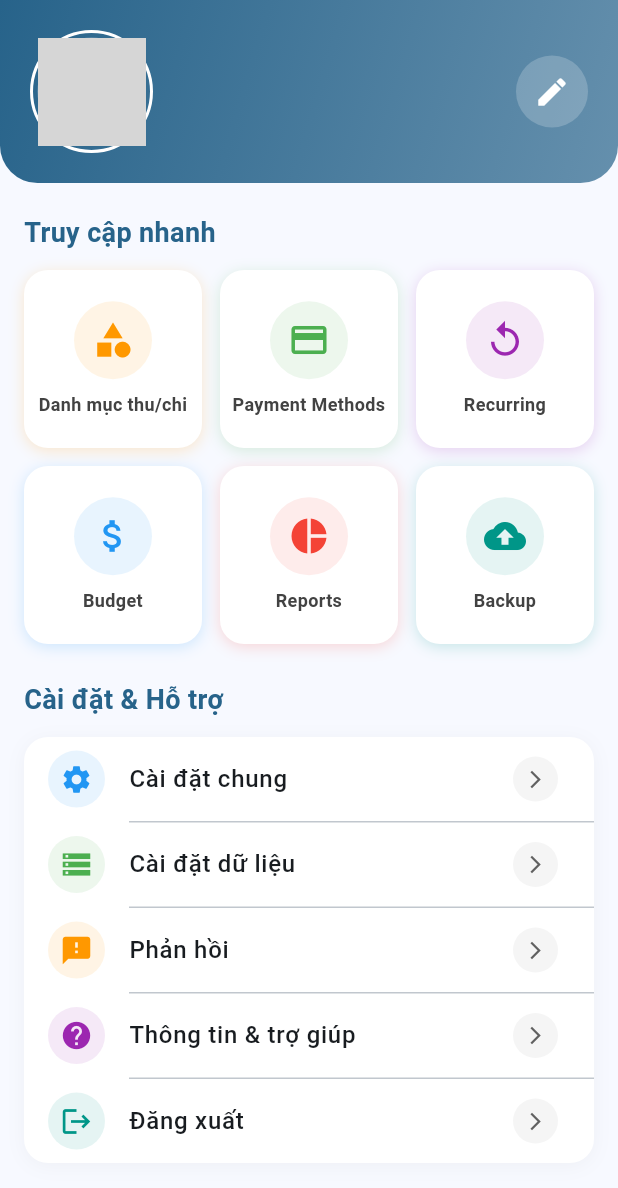
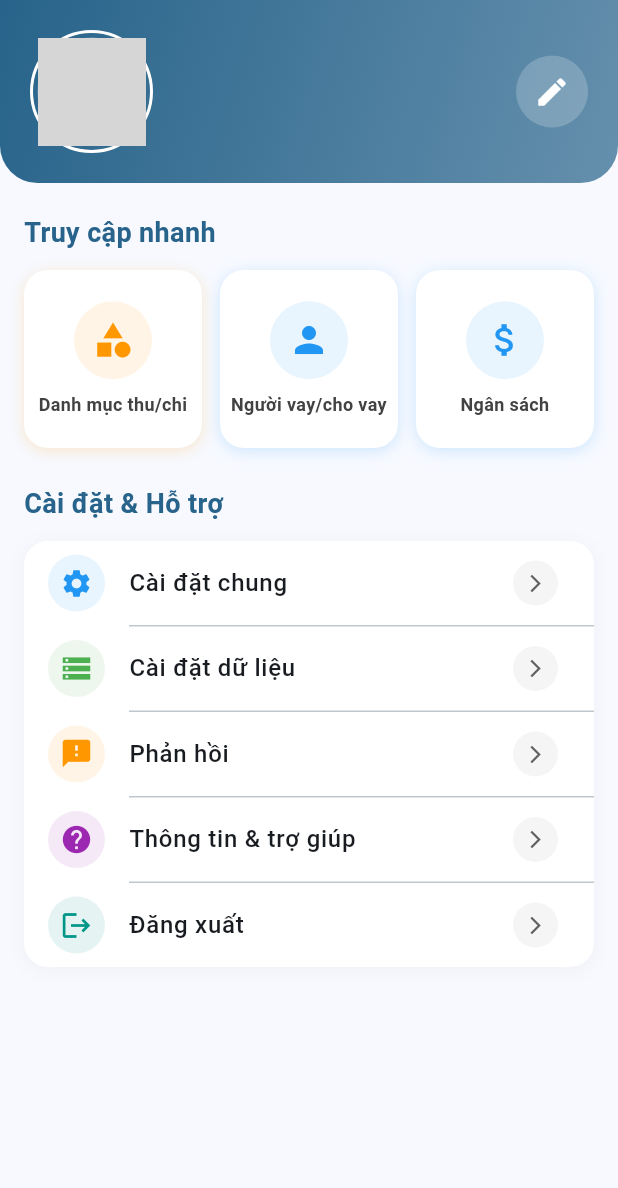
Before and after one commit to dlir2404/intel_money, a Flutter app: the OtherScreen screen opened directly, on a phone screen of 412 x 824 dp. Shown: the top 1188 px of the screen. Run offline on Flutter 3.47's test engine with Material 3 defaults, Android fonts, the phone set to English and light mode, and no system bars; our stand-ins replace camera, community_charts_flutter, flutter_dotenv, flutter_secure_storage, flutter_svg, flutter_time_picker_spinner and 10 more; missing offline and left inert: cloudinary_public, currency_picker, google_mlkit_text_recognition; accounts and stored records are empty; network calls fail; statements that could not run were skipped; grey boxes are pictures that could not be loaded.

Commit message:
update report & other list item

```diff
--- a/lib/features/other/screens/other_screen.dart
+++ b/lib/features/other/screens/other_screen.dart
@@ -161,20 +161,29 @@ class OtherScreen extends StatelessWidget {
   }
 
   Widget _buildFunctionGrid(BuildContext context) {
-    final theme = Theme.of(context);
-    final primaryColor = theme.primaryColor;
-
-    final functionItems = [
-      {'icon': Icons.category, 'title': 'Danh mục thu/chi', 'color': Colors.orange},
+    final items = [
       {
-        'icon': Icons.payment,
-        'title': 'Payment Methods',
-        'color': Colors.green,
+        'icon': Icons.category,
+        'title': 'Danh mục thu/chi',
+        'color': Colors.orange,
+        'onTap': (BuildContext context) {
+          Navigator.of(context).push(
+            MaterialPageRoute(builder: (context) => const CategoryScreen()),
+          );
+        },
       },
-      {'icon': Icons.replay, 'title': 'Recurring', 'color': Colors.purple},
-      {'icon': Icons.attach_money, 'title': 'Budget', 'color': Colors.blue},
-      {'icon': Icons.pie_chart, 'title': 'Reports', 'color': Colors.red},
-      {'icon': Icons.backup, 'title': 'Backup', 'color': Colors.teal},
+      {
+        'icon': Icons.person,
+        'title': 'Người vay/cho vay',
+        'color': Colors.blue,
+        'onTap': null,
+      },
+      {
+        'icon': Icons.attach_money,
+        'title': 'Ngân sách',
+        'color': Colors.blue,
+        'onTap': null,
+      },
     ];
 
     return GridView.builder(
@@ -186,34 +195,25 @@ class OtherScreen extends StatelessWidget {
         crossAxisSpacing: 12,
         mainAxisSpacing: 12,
       ),
-      itemCount: functionItems.length,
+      itemCount: items.length,
       itemBuilder: (context, index) {
-        return _buildGridItem(
-          context,
-          functionItems[index]['icon'] as IconData,
-          functionItems[index]['title'] as String,
-          functionItems[index]['color'] as Color,
-        );
+        return _buildGridItem(context, items[index]);
       },
     );
   }
 
-  Widget _buildGridItem(
-    BuildContext context,
-    IconData icon,
-    String title,
-    Color color,
-  ) {
+  Widget _buildGridItem(BuildContext context, dynamic item) {
+    final icon = item['icon'] as IconData;
+    final title = item['title'] as String;
+    final color = item['color'] as Color;
+    final onTap = item['ontap'] as Function?;
+
     return InkWell(
       onTap: () {
-        // Handle navigation based on the function title
         AdService().showAdIfEligible();
-        if (title == 'Danh mục thu/chi') {
-          Navigator.of(context).push(
-            MaterialPageRoute(builder: (context) => const CategoryScreen()),
-          );
+        if (onTap != null) {
+          onTap(context);
         }
-        // Other function buttons can be handled here
       },
       borderRadius: BorderRadius.circular(16),
       child: Container(
--- a/lib/features/reports/screens/report_screen.dart
+++ b/lib/features/reports/screens/report_screen.dart
@@ -76,24 +76,6 @@ class ReportScreen extends StatelessWidget {
         );
       },
     },
-    {
-      'icon': Icons.person,
-      'title': 'Đối tượng thu/chi',
-      'color': Colors.blue,
-      'ontap': null,
-    },
-    {
-      'icon': Icons.calendar_month_rounded,
-      'title': 'Chuyến đi/sự kiện',
-      'color': Colors.greenAccent,
-      'ontap': null,
-    },
-    {
-      'icon': Icons.analytics_outlined,
-      'title': 'Phân tích tài chính',
-      'color': Colors.deepPurple,
-      'ontap': null,
-    },
   ];
 
   @override
```
